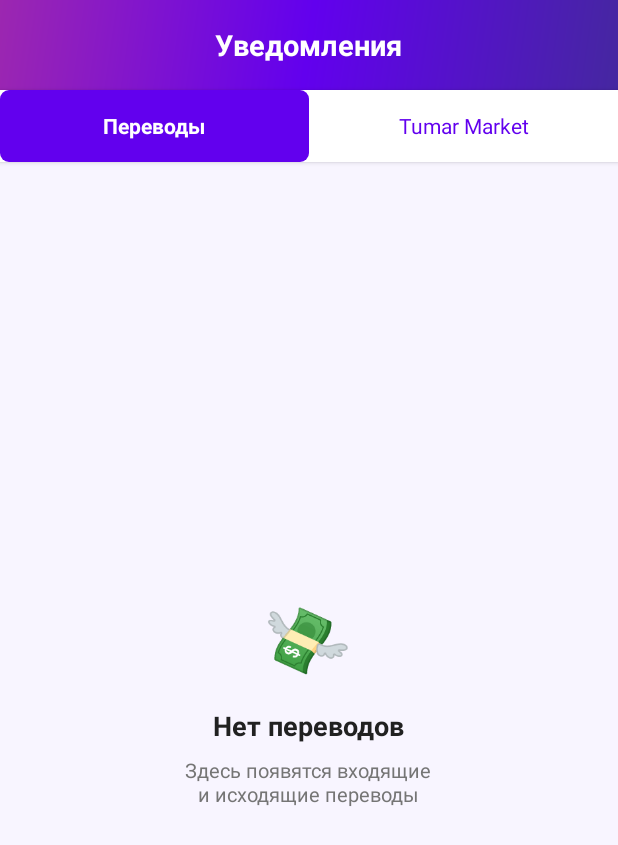
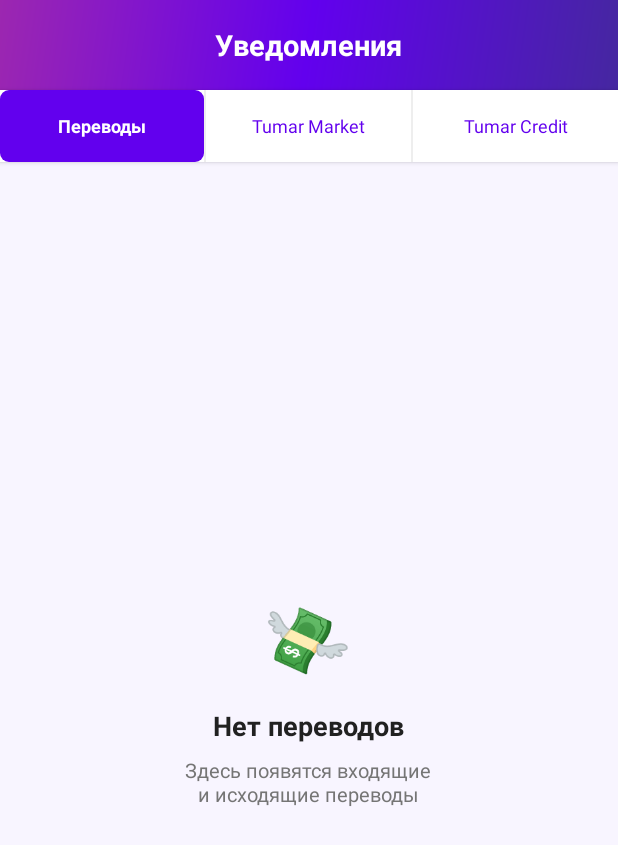
Before and after one commit to NailGareev/TumarSuperApp, an Android app: the fragment NotificationsFragment shown on its own in the app's theme, on a phone screen of 412 x 824 dp. Shown: the top 845 px of the screen. Run offline under Robolectric (Android 15) with nearby library versions, the phone set to English and light mode, and no system bars; network calls fail; 1 statement that could not run was skipped.

Commit message:
Redesign bell icon and add Tumar Credit tab to notifications
1. New vector drawable ic_bell_notification.xml: white bell with a
   pink notification badge dot, styled for the purple gradient toolbar.
   Menu item now uses app:iconTint="@null" so the vector's own colors
   are preserved.
2. fragment_notifications.xml: three equal-weight tab chips —
   Переводы | Tumar Market | Tumar Credit — separated by thin
   dividers; each tab has its own content/progress/empty FrameLayout.
3. NotificationsFragment: selectTab() now handles three states (0/1/2),
   Credit tab shows an empty state placeholder ready for future data.

https://claude.ai/code/session_01QGJuRi8BHGViYwG2bmUdGu

```diff
--- a/app/src/main/java/com/digitalcompany/tumarsuperapp/NotificationsFragment.java
+++ b/app/src/main/java/com/digitalcompany/tumarsuperapp/NotificationsFragment.java
@@ -54,24 +54,38 @@ public class NotificationsFragment extends Fragment {
     private static final String KEY_TOKEN  = "auth_token";
     private static final String KEY_USER_ID = "user_id";
 
+    // Tab buttons
+    private TextView tabTransfers;
+    private TextView tabMarket;
+    private TextView tabCredit;
+
+    // Content panes
+    private View contentTransfers;
+    private View contentMarket;
+    private View contentCredit;
+
     // Transfers tab
     private RecyclerView  rvTransfers;
     private ProgressBar   progressTransfers;
     private View          emptyTransfers;
-    private TextView      tabTransfers;
-    private View          contentTransfers;
 
     // Market tab
     private RecyclerView  rvMarket;
     private ProgressBar   progressMarket;
     private View          emptyMarket;
-    private TextView      tabMarket;
-    private View          contentMarket;
+
+    // Credit tab
+    private RecyclerView  rvCredit;
+    private ProgressBar   progressCredit;
+    private View          emptyCredit;
 
     private ApiService apiService;
     private final OkHttpClient httpClient = new OkHttpClient();
     private final Handler mainHandler = new Handler(Looper.getMainLooper());
     private int currentUserId = -1;
+
+    // Which tab is active: 0=transfers, 1=market, 2=credit
+    private int activeTab = 0;
 
     @Nullable
     @Override
@@ -86,16 +100,23 @@ public class NotificationsFragment extends Fragment {
 
         tabTransfers    = view.findViewById(R.id.tab_transfers);
         tabMarket       = view.findViewById(R.id.tab_market);
+        tabCredit       = view.findViewById(R.id.tab_credit);
+
         contentTransfers = view.findViewById(R.id.content_transfers);
-        contentMarket   = view.findViewById(R.id.content_market);
+        contentMarket    = view.findViewById(R.id.content_market);
+        contentCredit    = view.findViewById(R.id.content_credit);
 
-        rvTransfers     = view.findViewById(R.id.rv_transfer_notifs);
+        rvTransfers       = view.findViewById(R.id.rv_transfer_notifs);
         progressTransfers = view.findViewById(R.id.progress_transfers);
-        emptyTransfers  = view.findViewById(R.id.empty_transfers);
+        emptyTransfers    = view.findViewById(R.id.empty_transfers);
 
-        rvMarket        = view.findViewById(R.id.rv_market_notifs);
-        progressMarket  = view.findViewById(R.id.progress_market);
-        emptyMarket     = view.findViewById(R.id.empty_market);
+        rvMarket       = view.findViewById(R.id.rv_market_notifs);
+        progressMarket = view.findViewById(R.id.progress_market);
+        emptyMarket    = view.findViewById(R.id.empty_market);
+
+        rvCredit       = view.findViewById(R.id.rv_credit_notifs);
+        progressCredit = view.findViewById(R.id.progress_credit);
+        emptyCredit    = view.findViewById(R.id.empty_credit);
 
         if (getActivity() != null) {
             apiService = ApiClient.getApiService(getActivity().getApplicationContext());
@@ -105,30 +126,52 @@ public class NotificationsFragment extends Fragment {
 
         rvTransfers.setLayoutManager(new LinearLayoutManager(getContext()));
         rvMarket.setLayoutManager(new LinearLayoutManager(getContext()));
+        rvCredit.setLayoutManager(new LinearLayoutManager(getContext()));
 
-        tabTransfers.setOnClickListener(v -> selectTab(true));
-        tabMarket.setOnClickListener(v -> selectTab(false));
+        tabTransfers.setOnClickListener(v -> selectTab(0));
+        tabMarket.setOnClickListener(v -> selectTab(1));
+        tabCredit.setOnClickListener(v -> selectTab(2));
 
-        loadTransfers();
+        selectTab(0);
     }
 
-    private void selectTab(boolean isTransfers) {
-        if (isTransfers) {
+    private void selectTab(int tab) {
+        activeTab = tab;
+
+        // Reset all tabs to inactive style
+        int inactiveColor = ContextCompat.getColor(requireContext(), R.color.card_bg);
+        int inactiveTextColor = ContextCompat.getColor(requireContext(), R.color.colorPrimary);
+        tabTransfers.setBackgroundColor(inactiveColor);
+        tabTransfers.setTextColor(inactiveTextColor);
+        tabMarket.setBackgroundColor(inactiveColor);
+        tabMarket.setTextColor(inactiveTextColor);
+        tabCredit.setBackgroundColor(inactiveColor);
+        tabCredit.setTextColor(inactiveTextColor);
+
+        contentTransfers.setVisibility(View.GONE);
+        contentMarket.setVisibility(View.GONE);
+        contentCredit.setVisibility(View.GONE);
+
+        // Activate selected tab
+        switch (tab) {
+            case 0:
                 tabTransfers.setBackgroundResource(R.drawable.bg_chip_purple_active);
                 tabTransfers.setTextColor(0xFFFFFFFF);
-            tabMarket.setBackgroundColor(ContextCompat.getColor(requireContext(), R.color.card_bg));
-            tabMarket.setTextColor(ContextCompat.getColor(requireContext(), R.color.colorPrimary));
                 contentTransfers.setVisibility(View.VISIBLE);
-            contentMarket.setVisibility(View.GONE);
                 loadTransfers();
-        } else {
+                break;
+            case 1:
                 tabMarket.setBackgroundResource(R.drawable.bg_chip_purple_active);
                 tabMarket.setTextColor(0xFFFFFFFF);
-            tabTransfers.setBackgroundColor(ContextCompat.getColor(requireContext(), R.color.card_bg));
-            tabTransfers.setTextColor(ContextCompat.getColor(requireContext(), R.color.colorPrimary));
-            contentTransfers.setVisibility(View.GONE);
                 contentMarket.setVisibility(View.VISIBLE);
                 loadMarketNotifications();
+                break;
+            case 2:
+                tabCredit.setBackgroundResource(R.drawable.bg_chip_purple_active);
+                tabCredit.setTextColor(0xFFFFFFFF);
+                contentCredit.setVisibility(View.VISIBLE);
+                loadCreditNotifications();
+                break;
         }
     }
 
@@ -190,7 +233,6 @@ public class NotificationsFragment extends Fragment {
         String appToken = prefs.getString(KEY_TOKEN, null);
         if (appToken == null) { showEmptyMarket(); return; }
 
-        // Step 1: get phone from profile
         apiService.getUserProfile().enqueue(new retrofit2.Callback<UserProfileResponse>() {
             @Override
             public void onResponse(@NonNull retrofit2.Call<UserProfileResponse> call,
@@ -297,6 +339,15 @@ public class NotificationsFragment extends Fragment {
             progressMarket.setVisibility(View.GONE);
             emptyMarket.setVisibility(View.VISIBLE);
         });
+    }
+
+    // ── Credit Notifications ──────────────────────────────────────────────────
+
+    private void loadCreditNotifications() {
+        if (!isAdded() || getContext() == null) return;
+        progressCredit.setVisibility(View.GONE);
+        rvCredit.setVisibility(View.GONE);
+        emptyCredit.setVisibility(View.VISIBLE);
     }
 
     // ── TransferNotifAdapter ──────────────────────────────────────────────────
--- /dev/null
+++ b/app/src/main/res/drawable/ic_bell_notification.xml
@@ -0,0 +1,22 @@
+<?xml version="1.0" encoding="utf-8"?>
+<vector xmlns:android="http://schemas.android.com/apk/res/android"
+    android:width="26dp"
+    android:height="26dp"
+    android:viewportWidth="26"
+    android:viewportHeight="26">
+
+    <!-- Bell body -->
+    <path
+        android:fillColor="#FFFFFF"
+        android:pathData="M13,2.5C9.41,2.5 6.5,5.41 6.5,9L6.5,14.5L4,17L4,18L22,18L22,17L19.5,14.5L19.5,9C19.5,5.41 16.59,2.5 13,2.5Z" />
+
+    <!-- Clapper -->
+    <path
+        android:fillColor="#FFFFFF"
+        android:pathData="M13,23.5C14.1,23.5 15,22.6 15,21.5L11,21.5C11,22.6 11.9,23.5 13,23.5Z" />
+
+    <!-- Notification badge dot (circle via arc path, cx=19.5 cy=6 r=3.5) -->
+    <path
+        android:fillColor="#FF4081"
+        android:pathData="M16,6A3.5,3.5 0 1 0 23,6A3.5,3.5 0 1 0 16,6Z" />
+</vector>
--- a/app/src/main/res/layout/fragment_notifications.xml
+++ b/app/src/main/res/layout/fragment_notifications.xml
@@ -6,7 +6,7 @@
     android:orientation="vertical"
     android:background="@color/app_bg">
 
-    <!-- Purple header -->
+    <!-- Purple gradient header -->
     <LinearLayout
         android:layout_width="match_parent"
         android:layout_height="60dp"
@@ -22,7 +22,7 @@
             android:textStyle="bold" />
     </LinearLayout>
 
-    <!-- Tab selector -->
+    <!-- 3-tab selector -->
     <LinearLayout
         android:layout_width="match_parent"
         android:layout_height="wrap_content"
@@ -37,10 +37,15 @@
             android:layout_weight="1"
             android:gravity="center"
             android:text="Переводы"
-            android:textSize="14sp"
+            android:textSize="12sp"
             android:textStyle="bold"
             android:textColor="#FFFFFF"
             android:background="@drawable/bg_chip_purple_active" />
+
+        <View
+            android:layout_width="1dp"
+            android:layout_height="match_parent"
+            android:background="@color/divider_color" />
 
         <TextView
             android:id="@+id/tab_market"
@@ -49,7 +54,23 @@
             android:layout_weight="1"
             android:gravity="center"
             android:text="Tumar Market"
-            android:textSize="14sp"
+            android:textSize="12sp"
+            android:textColor="@color/colorPrimary"
+            android:background="@color/card_bg" />
+
+        <View
+            android:layout_width="1dp"
+            android:layout_height="match_parent"
+            android:background="@color/divider_color" />
+
+        <TextView
+            android:id="@+id/tab_credit"
+            android:layout_width="0dp"
+            android:layout_height="48dp"
+            android:layout_weight="1"
+            android:gravity="center"
+            android:text="Tumar Credit"
+            android:textSize="12sp"
             android:textColor="@color/colorPrimary"
             android:background="@color/card_bg" />
     </LinearLayout>
@@ -167,4 +188,61 @@
         </LinearLayout>
     </FrameLayout>
 
+    <!-- Content: credit (hidden by default) -->
+    <FrameLayout
+        android:id="@+id/content_credit"
+        android:layout_width="match_parent"
+        android:layout_height="0dp"
+        android:layout_weight="1"
+        android:visibility="gone">
+
+        <androidx.recyclerview.widget.RecyclerView
+            android:id="@+id/rv_credit_notifs"
+            android:layout_width="match_parent"
+            android:layout_height="match_parent"
+            android:clipToPadding="false"
+            android:paddingTop="8dp"
+            android:paddingBottom="16dp" />
+
+        <ProgressBar
+            android:id="@+id/progress_credit"
+            style="?android:attr/progressBarStyle"
+            android:layout_width="wrap_content"
+            android:layout_height="wrap_content"
+            android:layout_gravity="center"
+            android:visibility="gone" />
+
+        <LinearLayout
+            android:id="@+id/empty_credit"
+            android:layout_width="wrap_content"
+            android:layout_height="wrap_content"
+            android:layout_gravity="center"
+            android:orientation="vertical"
+            android:gravity="center"
+            android:padding="32dp"
+            android:visibility="gone">
+            <TextView
+                android:layout_width="wrap_content"
+                android:layout_height="wrap_content"
+                android:text="💳"
+                android:textSize="48sp" />
+            <TextView
+                android:layout_width="wrap_content"
+                android:layout_height="wrap_content"
+                android:layout_marginTop="14dp"
+                android:text="Нет уведомлений"
+                android:textSize="18sp"
+                android:textStyle="bold"
+                android:textColor="@color/text_primary" />
+            <TextView
+                android:layout_width="wrap_content"
+                android:layout_height="wrap_content"
+                android:layout_marginTop="8dp"
+                android:text="Здесь появятся уведомления\nпо кредитным продуктам"
+                android:textSize="13sp"
+                android:textColor="@color/text_secondary"
+                android:gravity="center" />
+        </LinearLayout>
+    </FrameLayout>
+
 </LinearLayout>
--- a/app/src/main/res/menu/top_app_bar_menu.xml
+++ b/app/src/main/res/menu/top_app_bar_menu.xml
@@ -5,8 +5,8 @@
     <item
         android:id="@+id/action_notifications"
         android:title="Уведомления"
-        android:icon="@drawable/ic_notifications_24dp"
+        android:icon="@drawable/ic_bell_notification"
         app:showAsAction="always"
-        android:iconTint="@android:color/white" />
+        app:iconTint="@null" />
 
 </menu>
```
Lines whose indentation alone changed are shown as unchanged.
